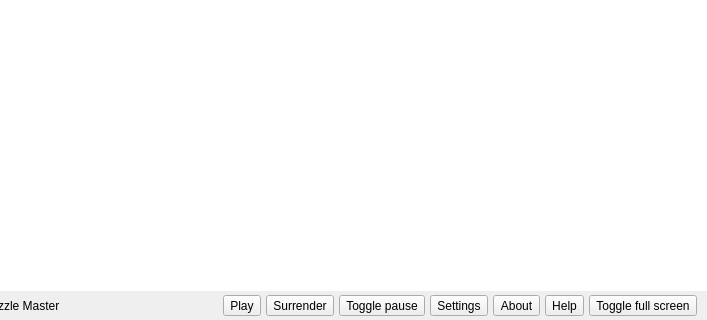
Above: mainwindow.ui from Venemo/puzzle-master before the change; both pictures show x 93 to 800 and y 160 to 480 of the 800 by 480 pixel window. Below: the same form after it.
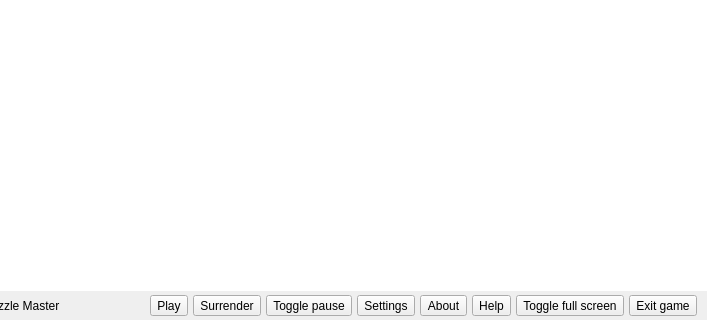
That is the form after the change. Icons and pictures are not drawn.

Commit message: Added new Exit button, icon for it and some code for it.

```diff
--- a/mainwindow.ui
+++ b/mainwindow.ui
@@ -196,6 +196,29 @@
         </property>
        </widget>
       </item>
+      <item>
+       <widget class="QToolButton" name="btnExit">
+        <property name="text">
+         <string>Exit game</string>
+        </property>
+        <property name="icon">
+         <iconset resource="resources.qrc">
+          <normaloff>:/application_exit.png</normaloff>:/application_exit.png</iconset>
+        </property>
+        <property name="iconSize">
+         <size>
+          <width>48</width>
+          <height>48</height>
+         </size>
+        </property>
+        <property name="toolButtonStyle">
+         <enum>Qt::ToolButtonIconOnly</enum>
+        </property>
+        <property name="autoRaise">
+         <bool>false</bool>
+        </property>
+       </widget>
+      </item>
      </layout>
     </item>
    </layout>
```
Left out of the diff: 41 changed lines with no effect on the pictures. The commit also changes 3 other files.
